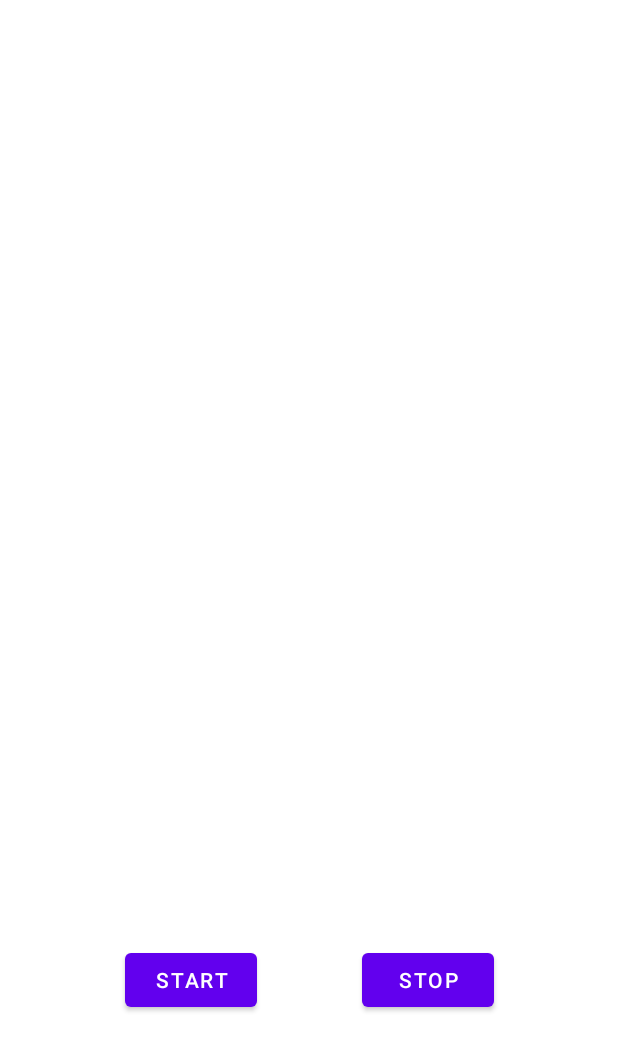
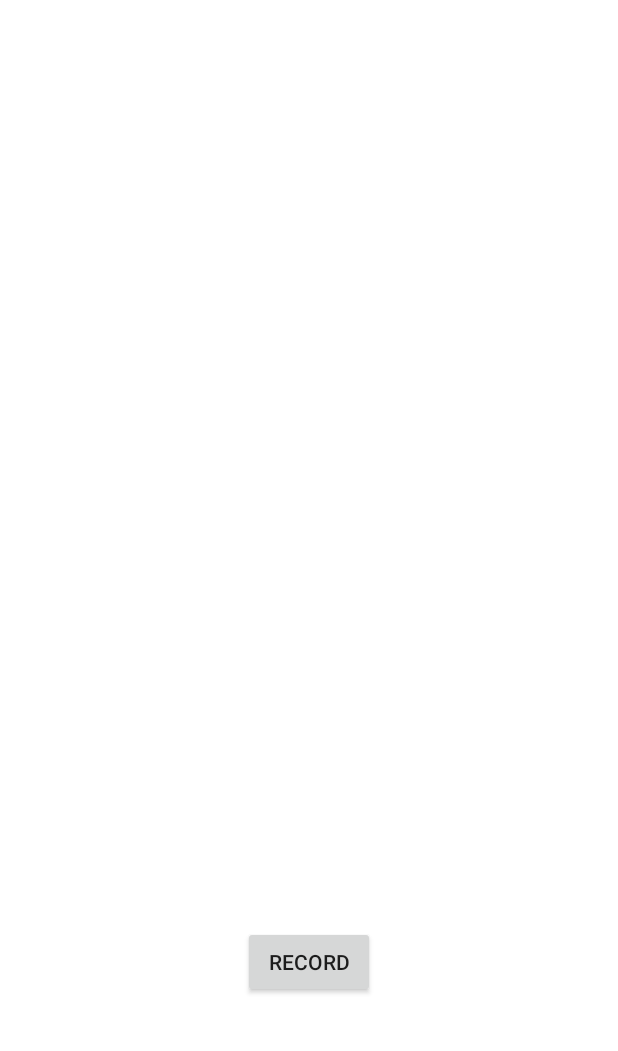
Before and after one commit to BurkeO/Final_Year_Project_App, an Android app: the screen it shows after launch (MainActivity), on a phone screen of 412 x 824 dp. Shown: the top 1051 px of the screen. Run offline under Robolectric (Android 15) with nearby library versions, the phone set to English and light mode, and no system bars.

Commit message:
added button to alternate between record and stop

```diff
--- a/app/src/main/java/burke/owen/fyp/AudioRecorder.java
+++ b/app/src/main/java/burke/owen/fyp/AudioRecorder.java
@@ -5,6 +5,7 @@ import android.view.LayoutInflater;
 import android.view.View;
 import android.view.ViewGroup;
 
+import androidx.annotation.NonNull;
 import androidx.fragment.app.Fragment;
 
 /**
@@ -35,6 +36,12 @@ public class AudioRecorder extends Fragment
     }
 
     @Override
+    public void onRequestPermissionsResult(int requestCode, @NonNull String[] permissions, @NonNull int[] grantResults)
+    {
+        super.onRequestPermissionsResult(requestCode, permissions, grantResults);
+    }
+
+    @Override
     public void onCreate(Bundle savedInstanceState)
     {
         super.onCreate(savedInstanceState);
@@ -45,6 +52,12 @@ public class AudioRecorder extends Fragment
                              Bundle savedInstanceState)
     {
         // Inflate the layout for this fragment
-        return inflater.inflate(R.layout.fragment_audio_recorder, container, false);
+        View view = inflater.inflate(R.layout.fragment_audio_recorder, container, false);
+        RecordButton recordButton = (RecordButton) view.findViewById(R.id.record_button);
+        recordButton.setOnClickListener(buttonView -> {
+            RecordButton button = (RecordButton)buttonView;
+            button.change_text();
+        });
+        return view;
     }
 }
--- /dev/null
+++ b/app/src/main/java/burke/owen/fyp/RecordButton.java
@@ -0,0 +1,30 @@
+package burke.owen.fyp;
+
+import android.content.Context;
+import android.util.AttributeSet;
+
+public class RecordButton extends androidx.appcompat.widget.AppCompatButton
+{
+    private static final String RECORD_STRING = "Record";
+    private static final String STOP_STRING = "Stop";
+    private boolean isRecording = false;
+
+    public RecordButton(Context context, AttributeSet attrs)
+    {
+        super(context, attrs);
+    }
+
+    public void change_text()
+    {
+        if (isRecording)
+        {
+            this.setText(RecordButton.STOP_STRING);
+            this.isRecording = false;
+        }
+        else
+        {
+            this.setText(RecordButton.RECORD_STRING);
+            this.isRecording = true;
+        }
+    }
+}
--- a/app/src/main/res/layout/activity_main.xml
+++ b/app/src/main/res/layout/activity_main.xml
@@ -7,7 +7,7 @@
     tools:context=".MainActivity">
 
     <androidx.fragment.app.FragmentContainerView
-        android:id="@+id/fragment"
+        android:id="@+id/audio_recorder"
         android:name="burke.owen.fyp.AudioRecorder"
         android:layout_width="404dp"
         android:layout_height="811dp"
--- a/app/src/main/res/layout/fragment_audio_recorder.xml
+++ b/app/src/main/res/layout/fragment_audio_recorder.xml
@@ -7,25 +7,15 @@
     tools:context=".AudioRecorder">
 
 
-    <Button
-        android:id="@+id/start_button"
+    <burke.owen.fyp.RecordButton
+        android:id="@+id/record_button"
         android:layout_width="wrap_content"
         android:layout_height="wrap_content"
-        android:text="@string/start"
+        android:text="@string/record"
         app:layout_constraintBottom_toBottomOf="parent"
         app:layout_constraintEnd_toEndOf="parent"
-        app:layout_constraintHorizontal_bias="0.25"
         app:layout_constraintStart_toStartOf="parent"
         app:layout_constraintTop_toTopOf="parent"
-        app:layout_constraintVertical_bias="0.816" />
-
-    <Button
-        android:layout_width="wrap_content"
-        android:layout_height="wrap_content"
-        android:text="@string/stop"
-        app:layout_constraintEnd_toEndOf="parent"
-        app:layout_constraintHorizontal_bias="0.75"
-        app:layout_constraintStart_toStartOf="parent"
-        app:layout_constraintTop_toTopOf="@+id/start_button" />
+        app:layout_constraintVertical_bias="0.8" />
 
 </androidx.constraintlayout.widget.ConstraintLayout>
--- a/app/src/main/res/values/strings.xml
+++ b/app/src/main/res/values/strings.xml
@@ -3,6 +3,5 @@
     <string name="action_settings">Settings</string>
     <!-- Strings used for fragments for navigation -->
 
-    <string name="start">Start</string>
-    <string name="stop">Stop</string>
+    <string name="record">Record</string>
 </resources>
```
